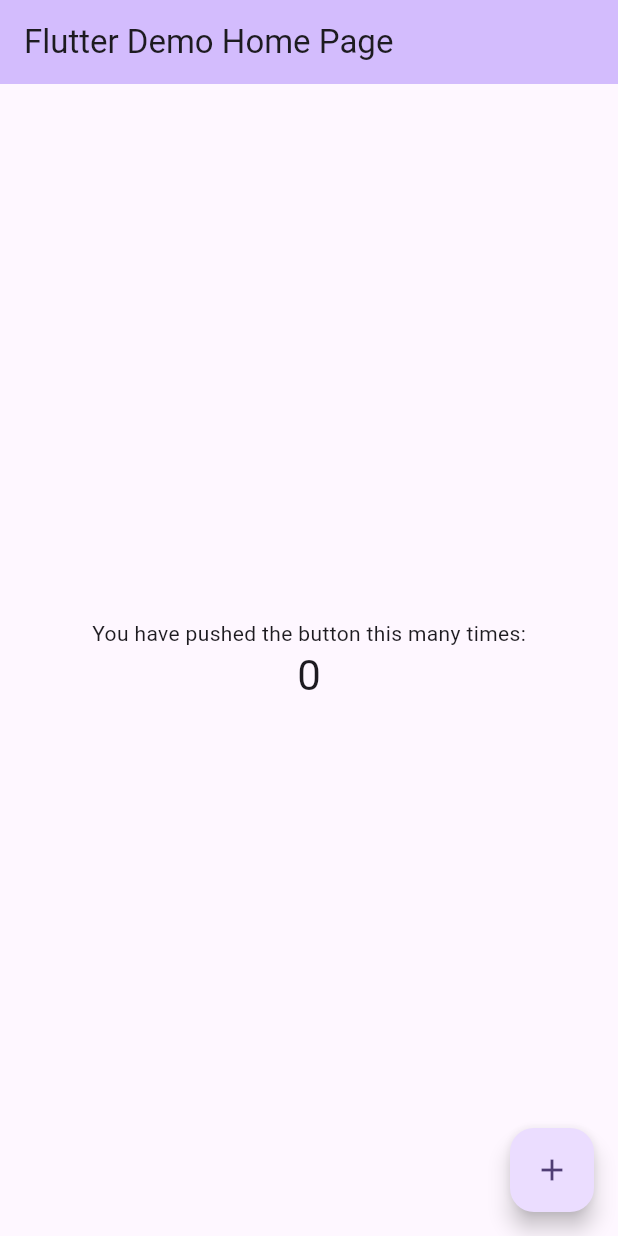
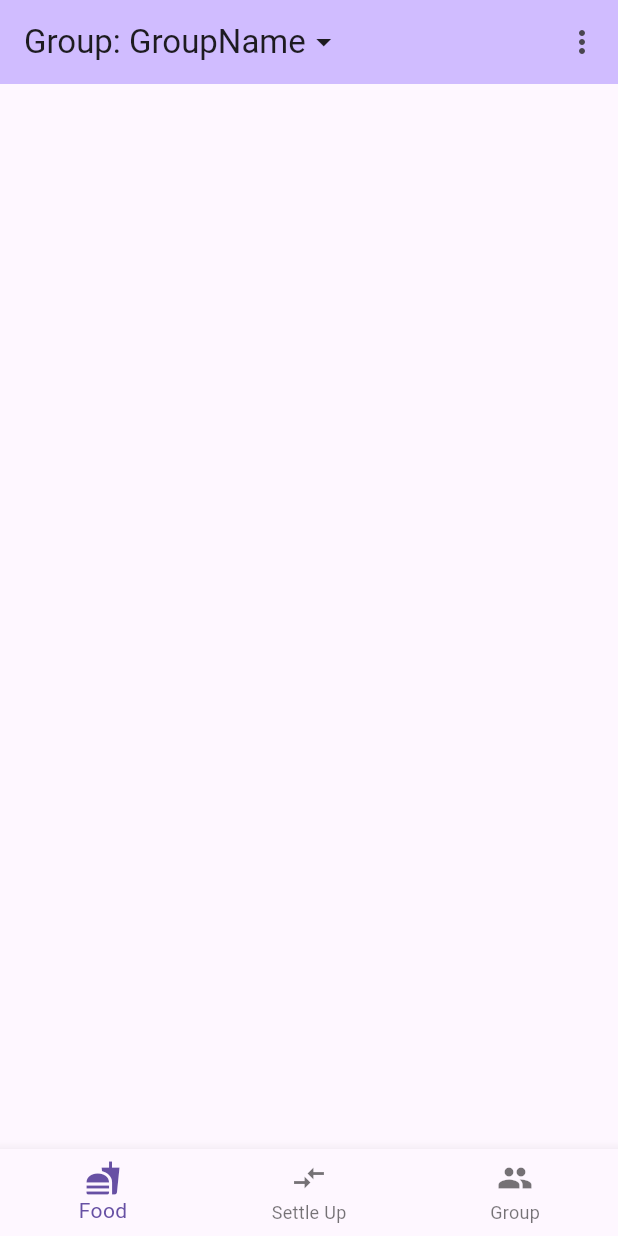
Before and after one commit to abynox/mess, a Flutter app: the screen it shows after launch, on a phone screen of 412 x 824 dp. Run offline on Flutter 3.47's test engine with Material 3 defaults, Android fonts, the phone set to English and light mode, and no system bars; drawn by our look-alikes of dynamic_color.

Commit message:
Added dynamic theme started to work on home_screen

```diff
--- /dev/null
+++ b/frontend/devtools_options.yaml
@@ -0,0 +1,4 @@
+description: This file stores settings for Dart & Flutter DevTools.
+documentation: https://docs.flutter.dev/tools/devtools/extensions#configure-extension-enablement-states
+extensions:
+  - provider: true
--- a/frontend/lib/main.dart
+++ b/frontend/lib/main.dart
@@ -1,36 +1,37 @@
+import 'dart:ui';
+
+import 'package:dynamic_color/dynamic_color.dart';
 import 'package:flutter/material.dart';
+import 'package:mess/provider/theme_provider.dart';
+import 'package:mess/screens/home_screen.dart';
+import 'package:provider/provider.dart';
 
 void main() {
-  runApp(const MyApp());
+  runApp(
+    MultiProvider(
+      providers: [ChangeNotifierProvider(create: (_) => ThemeProvider())],
+      child: const MyApp(),
+    ),
+  );
 }
 
 class MyApp extends StatelessWidget {
   const MyApp({super.key});
 
-  // This widget is the root of your application.
   @override
   Widget build(BuildContext context) {
-    return MaterialApp(
-      title: 'Flutter Demo',
-      theme: ThemeData(
-        // This is the theme of your application.
-        //
-        // TRY THIS: Try running your application with "flutter run". You'll see
-        // the application has a purple toolbar. Then, without quitting the app,
-        // try changing the seedColor in the colorScheme below to Colors.green
-        // and then invoke "hot reload" (save your changes or press the "hot
-        // reload" button in a Flutter-supported IDE, or press "r" if you used
-        // the command line to start the app).
-        //
-        // Notice that the counter didn't reset back to zero; the application
-        // state is not lost during the reload. To reset the state, use hot
-        // restart instead.
-        //
-        // This works for code too, not just values: Most code changes can be
-        // tested with just a hot reload.
-        colorScheme: ColorScheme.fromSeed(seedColor: Colors.deepPurple),
-      ),
-      home: const MyHomePage(title: 'Flutter Demo Home Page'),
+    final themeState = context.watch<ThemeProvider>();
+
+    return DynamicColorBuilder(
+      builder: (ColorScheme? lightDynamic, ColorScheme? darkDynamic) {
+        return MaterialApp(
+          title: "MESS",
+          theme: lightDynamic != null ? ThemeData(colorScheme: lightDynamic) : ThemeData.light(),
+          darkTheme: darkDynamic != null ? ThemeData(colorScheme: darkDynamic) : ThemeData.dark(),
+          themeMode: themeState.getThemeMode(),
+          home: HomeScreen(),
+        );
+      },
     );
   }
 }
@@ -105,9 +106,39 @@
           mainAxisAlignment: MainAxisAlignment.center,
           children: <Widget>[
             const Text('You have pushed the button this many times:'),
-            Text(
-              '$_counter',
-              style: Theme.of(context).textTheme.headlineMedium,
+            Text('$_counter', style: Theme.of(context).textTheme.headlineMedium),
+            SegmentedButton<int>(
+              showSelectedIcon: false,
+              segments: [
+                ButtonSegment(value: 0, label: Icon(Icons.devices)),
+                ButtonSegment(value: 1, label: Icon(Icons.sunny)),
+                ButtonSegment(value: 2, label: Icon(Icons.nightlight)),
+              ],
+              selected: {
+                switch (context.read<ThemeProvider>().getThemeMode()) {
+                  ThemeMode.system => 0,
+                  ThemeMode.light => 1,
+                  ThemeMode.dark => 2,
+                },
+              },
+              onSelectionChanged: (Set<int> newSelection) {
+                if (newSelection.isNotEmpty) {
+                  switch (newSelection.first) {
+                    case 0:
+                      context.read<ThemeProvider>().setThemeMode(ThemeMode.system);
+                      break;
+                    case 1:
+                      context.read<ThemeProvider>().setThemeMode(ThemeMode.light);
+                      break;
+                    case 2:
+                      context.read<ThemeProvider>().setThemeMode(ThemeMode.dark);
+                      break;
+                  }
+                  // this setState is necessary since setThemeMode will not cause the ui to rebuild if for example
+                  // the new ThemeMode is set from light to system while the systems theme is already light
+                  setState(() {});
+                }
+              },
             ),
           ],
         ),
--- /dev/null
+++ b/frontend/lib/provider/theme_provider.dart
@@ -0,0 +1,17 @@
+import 'package:flutter/material.dart';
+
+class ThemeProvider extends ChangeNotifier {
+  ThemeMode? _themeMode;
+
+  ThemeMode getThemeMode() {
+    // todo: load from settings
+    _themeMode ??= ThemeMode.system;
+    return _themeMode!;
+  }
+
+  void setThemeMode(ThemeMode themeMode){
+    // todo: save Theme
+    _themeMode = themeMode;
+    notifyListeners();
+  }
+}
--- /dev/null
+++ b/frontend/lib/screens/home_screen.dart
@@ -0,0 +1,59 @@
+import 'package:flutter/material.dart';
+
+class HomeScreen extends StatefulWidget {
+  const HomeScreen({super.key});
+
+  @override
+  State<HomeScreen> createState() => _HomeScreenState();
+}
+
+class _HomeScreenState extends State<HomeScreen> {
+  int _selectedIndex = 0;
+
+  @override
+  Widget build(BuildContext context) {
+    return Scaffold(
+      appBar: AppBar(
+        backgroundColor: Theme.of(context).colorScheme.inversePrimary,
+        title: Row(
+          children: [
+            Text("Group: "),
+            InkWell(
+              child: Row(
+                mainAxisAlignment: MainAxisAlignment.start,
+                mainAxisSize: MainAxisSize.min,
+                children: [Text("GroupName"), Icon(Icons.arrow_drop_down_outlined)],
+              ),
+              onTap: () {
+                print("Group clicked");
+              },
+            ),
+          ],
+        ),
+        actions: [
+          IconButton(
+            tooltip: "More...",
+            icon: Icon(Icons.more_vert),
+            onPressed: () {
+              print("Iconbutton");
+              print("df");
+            },
+          ),
+        ],
+      ),
+      bottomNavigationBar: BottomNavigationBar(
+        currentIndex: _selectedIndex,
+        onTap: (newIndex) {
+          setState(() {
+            _selectedIndex = newIndex;
+          });
+        },
+        items: [
+          BottomNavigationBarItem(label: "Food", icon: Icon(Icons.fastfood)),
+          BottomNavigationBarItem(label: "Settle Up", icon: Icon(Icons.compare_arrows)),
+          BottomNavigationBarItem(label: "Group", icon: Icon(Icons.group)),
+        ],
+      ),
+    );
+  }
+}
--- a/frontend/pubspec.yaml
+++ b/frontend/pubspec.yaml
@@ -34,6 +34,8 @@ dependencies:
   # The following adds the Cupertino Icons font to your application.
   # Use with the CupertinoIcons class for iOS style icons.
   cupertino_icons: ^1.0.8
+  dynamic_color: ^1.8.1
+  provider: ^6.1.5+1
 
 dev_dependencies:
   flutter_test:
```
